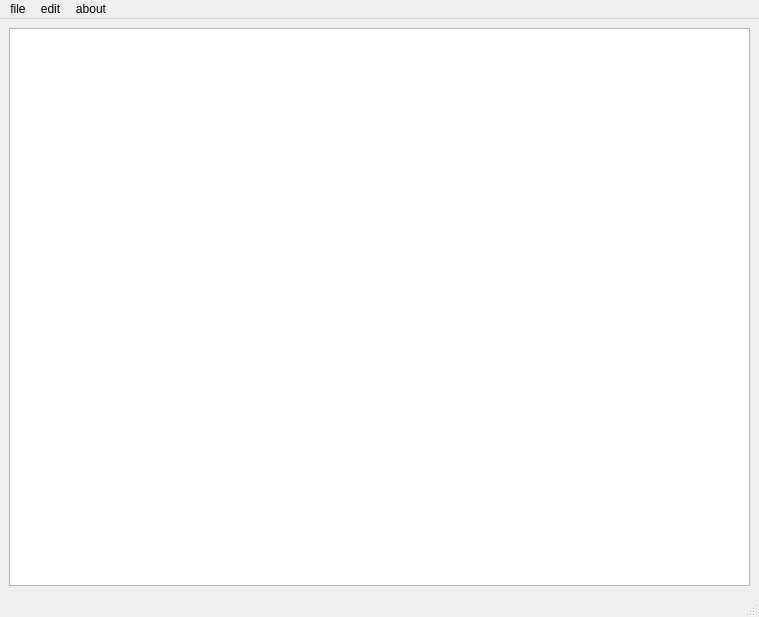
This is NotePad Project/26-NotpadApp/mainwindow.ui in HaiidyHossam/C-QT-Learning as Qt 5 draws it before an edit. The edited form follows.
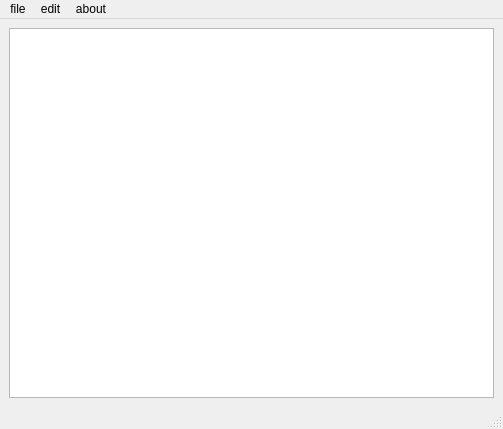
This is the edited form. Icons and pictures are not drawn.

Patch:
```diff
--- a/NotePad Project/26-NotpadApp/mainwindow.ui
+++ b/NotePad Project/26-NotpadApp/mainwindow.ui
@@ -6,8 +6,8 @@
    <rect>
     <x>0</x>
     <y>0</y>
-    <width>759</width>
-    <height>617</height>
+    <width>503</width>
+    <height>429</height>
    </rect>
   </property>
   <property name="windowTitle">
@@ -25,7 +25,7 @@
     <rect>
      <x>0</x>
      <y>0</y>
-     <width>759</width>
+     <width>503</width>
      <height>26</height>
     </rect>
    </property>
```
Left out of the diff: 31 changed lines with no effect on the pictures.
